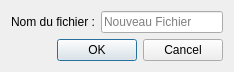
Before: the Qt Designer form src/nouveaufichier.ui in L3nn0x/Compact, drawn with Qt 5.
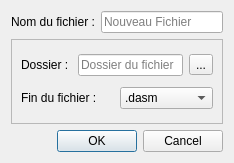
After: the same form once the commit is applied.

```diff
--- a/src/nouveaufichier.ui
+++ b/src/nouveaufichier.ui
@@ -7,7 +7,7 @@
     <x>0</x>
     <y>0</y>
     <width>234</width>
-    <height>69</height>
+    <height>163</height>
    </rect>
   </property>
   <property name="windowTitle">
@@ -32,6 +32,71 @@
      </item>
     </layout>
    </item>
+   <item>
+    <widget class="QFrame" name="frame">
+     <property name="frameShape">
+      <enum>QFrame::StyledPanel</enum>
+     </property>
+     <property name="frameShadow">
+      <enum>QFrame::Raised</enum>
+     </property>
+     <layout class="QVBoxLayout" name="verticalLayout_2">
+      <item>
+       <layout class="QHBoxLayout" name="horizontalLayout_2">
+        <item>
+         <widget class="QLabel" name="label_2">
+          <property name="text">
+           <string>Dossier : </string>
+          </property>
+         </widget>
+        </item>
+        <item>
+         <widget class="QLineEdit" name="lineEdit">
+          <property name="inputMask">
+           <string/>
+          </property>
+          <property name="placeholderText">
+           <string>Dossier du fichier</string>
+          </property>
+         </widget>
+        </item>
+        <item>
+         <widget class="QToolButton" name="toolButton">
+          <property name="text">
+           <string>...</string>
+          </property>
+         </widget>
+        </item>
+       </layout>
+      </item>
+      <item>
+       <layout class="QHBoxLayout" name="horizontalLayout_3">
+        <item>
+         <widget class="QLabel" name="label_3">
+          <property name="text">
+           <string>Fin du fichier : </string>
+          </property>
+         </widget>
+        </item>
+        <item>
+         <widget class="QComboBox" name="comboBox">
+          <item>
+           <property name="text">
+            <string>.dasm</string>
+           </property>
+          </item>
+          <item>
+           <property name="text">
+            <string>.dcpu16</string>
+           </property>
+          </item>
+         </widget>
+        </item>
+       </layout>
+      </item>
+     </layout>
+    </widget>
+   </item>
    <item>
     <widget class="QDialogButtonBox" name="buttonBox">
      <property name="orientation">
```
